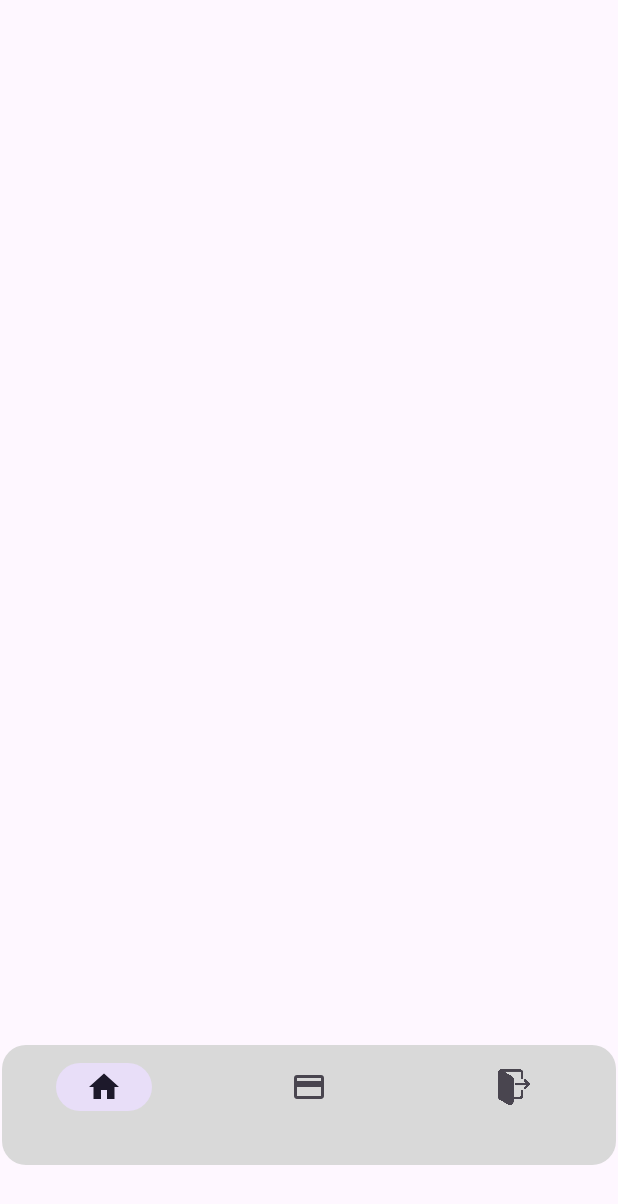
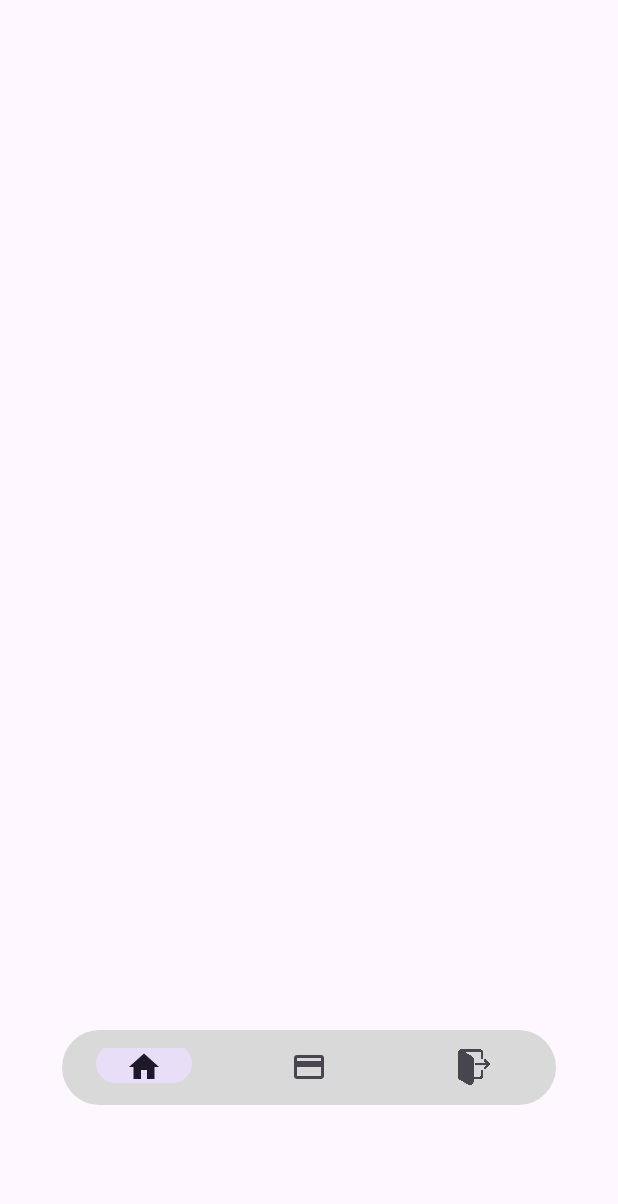
Before and after one commit to PI3-ES-2024-T24/PI3-ES-2024-T24, an Android app: the HomeFragment screen opened through its navigation route, on a phone screen of 412 x 824 dp. Shown: the top 1204 px of the screen. Run offline under Robolectric (Android 15) with nearby library versions, the phone set to English and light mode, and no system bars; our stand-ins replace Firebase (no records; nobody signed in at launch, a user with empty details on screens opened directly); 1 statement that could not run was skipped.

Commit message:
update home
update size bottom_menu

```diff
--- a/app/src/main/res/layout/fragment_home.xml
+++ b/app/src/main/res/layout/fragment_home.xml
@@ -9,7 +9,8 @@
     <com.google.android.material.bottomnavigation.BottomNavigationView
         android:id="@+id/bottom_navigation"
         android:layout_width="match_parent"
-        android:layout_height="wrap_content"
+        android:layout_height="50dp"
+        android:layout_margin="40dp"
         android:background="@drawable/bottom_menu_bg"
         app:labelVisibilityMode="labeled"
         app:layout_constraintBottom_toBottomOf="parent"
--- a/app/src/main/res/values/oval_radius.xml
+++ b/app/src/main/res/values/oval_radius.xml
@@ -1,3 +1,3 @@
 <resources>
-    <dimen name="oval_radius">16dp</dimen>
+    <dimen name="oval_radius">30dp</dimen>
 </resources>
```
